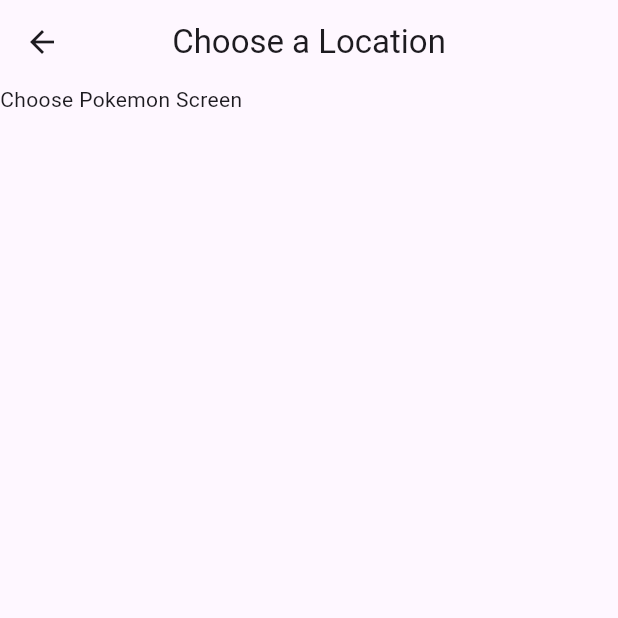
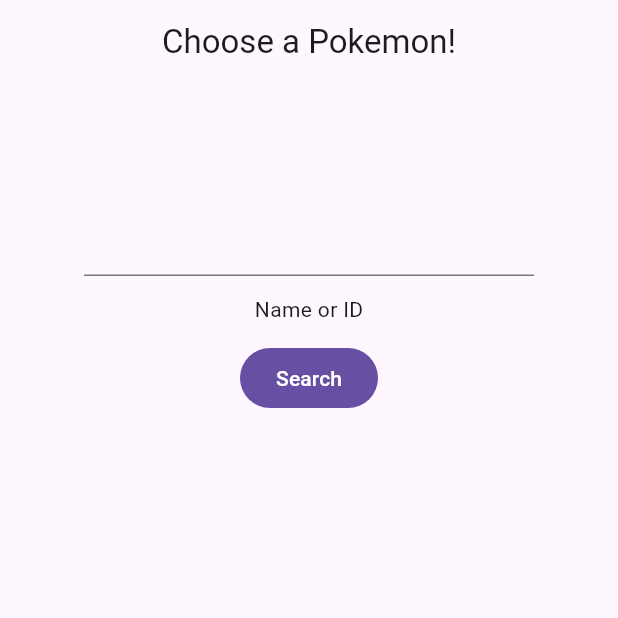
Before and after one commit to Orca-175/pokemon_api_practice, a Flutter app: the screen it shows after launch, after a tap on "Search Pokemon", on a phone screen of 412 x 824 dp, the top half of it. Run offline on Flutter 3.47's test engine with Material 3 defaults, Android fonts, the phone set to English and light mode, and no system bars; network calls fail.

Commit message:
Add search function

```diff
--- a/lib/pages/choose_pokemon.dart
+++ b/lib/pages/choose_pokemon.dart
@@ -1,4 +1,5 @@
 import 'package:flutter/material.dart';
+import 'package:pokemon_api_practice/classes/pokemon.dart';
 
 class ChoosePokemon extends StatefulWidget {
   const ChoosePokemon({super.key});
@@ -8,14 +9,47 @@
 }
 
 class _ChoosePokemonState extends State<ChoosePokemon> {
+  final TextEditingController name = TextEditingController();
+
   @override
   Widget build(BuildContext context) {
     return Scaffold(
       appBar: AppBar(
-        title: Text('Choose a Location'),
+        title: Text('Choose a Pokemon!'),
         centerTitle: true,
       ),
-      body: Text('Choose Pokemon Screen'),
+      body: Center(
+        child: SizedBox(
+          width: 300.0,
+          child: Column(
+            children: [
+              SizedBox(height: 80.0),
+              TextField(
+                controller: name,
+              ),
+              SizedBox(height: 12.0),
+              Text('Name or ID'),
+              SizedBox(height: 12.0),
+              FilledButton(
+                onPressed: () async {
+                  final navigator = Navigator.of(context);
+                  try {
+                    Pokemon pokemon = await Pokemon.fromNameOrId(name.text);
+                    if (mounted) {
+                      navigator.pushReplacementNamed('/home', arguments: pokemon);
+                    }
+                  } catch (exception) {
+                    if (mounted) {
+                      navigator.pushReplacementNamed('/home', arguments: exception);
+                    }
+                  }
+                },
+                child: Text('Search'),
+              ),
+            ],
+          ),
+        ),
+      ),
     );
   }
 }
--- a/lib/pages/home.dart
+++ b/lib/pages/home.dart
@@ -38,12 +38,13 @@
         SizedBox(height: 30.0),
         Column(
           children: [
-            Row(
-              mainAxisAlignment: MainAxisAlignment.center,
+            Wrap(
+              direction: Axis.horizontal,
+              alignment: WrapAlignment.center,
               children: [
                 for (final (index, ability) in pokemon.abilities.indexed)
                   if (index < pokemon.abilities.length - 1)
-                    Text('$ability | ', style: TextStyle(fontSize: 20.0))
+                    Text('$ability, ', style: TextStyle(fontSize: 20.0))
                   else
                     Text(ability, style: TextStyle(fontSize: 20.0))
               ],
@@ -106,16 +107,16 @@
   @override
   Widget build(BuildContext context) {
     return Scaffold(
+      resizeToAvoidBottomInset: false,
       body: SafeArea(
         child: Center(
           child: Padding(
             padding: const EdgeInsets.all(16.0),
             child: Column(
               children: [
-                SizedBox(height: 40.0),
                 FilledButton(
                   onPressed: () {
-                    Navigator.pushNamed(context, '/search');
+                    Navigator.pushReplacementNamed(context, '/search');
                   },
                   child: Row(
                     mainAxisSize: MainAxisSize.min,
--- a/lib/pages/loading.dart
+++ b/lib/pages/loading.dart
@@ -11,14 +11,15 @@
 class _LoadingState extends State<Loading> {
 
   void getPokemon() async {
+    final navigator = Navigator.of(context);
     try {
       Pokemon pokemon = await Pokemon.fromNameOrId('charizard');
       if (mounted) {
-        Navigator.pushReplacementNamed(context, '/home', arguments: pokemon);
+        navigator.pushReplacementNamed('/home', arguments: pokemon);
       }
     } catch (exception) {
       if (mounted) {
-        Navigator.pushReplacementNamed(context, '/home', arguments: exception);
+        navigator.pushReplacementNamed('/home', arguments: exception);
       }
     }
   }
```
